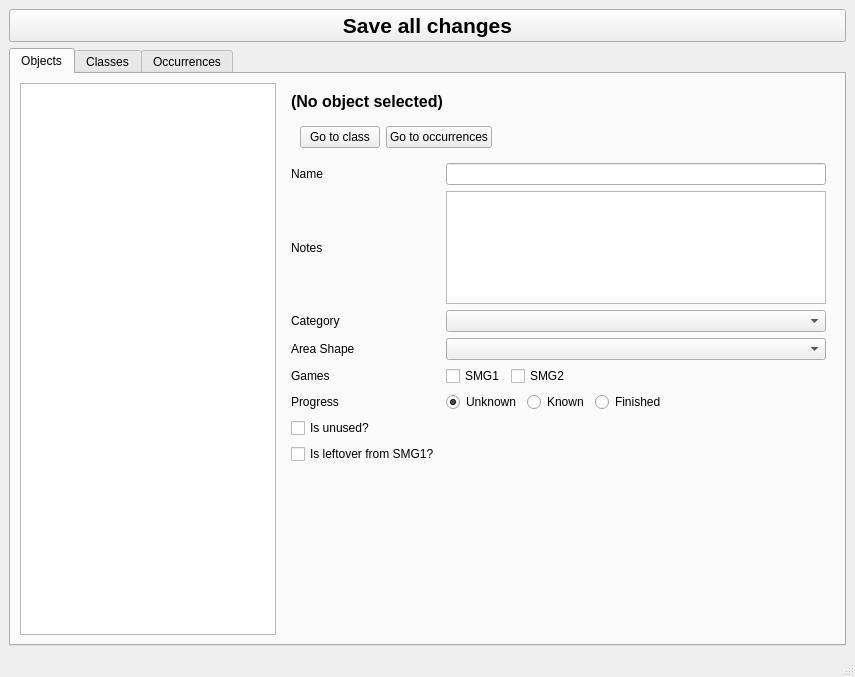
Above: assets/editor.ui from SunakazeKun/galaxydatabase before the change. Below: the same form after it.
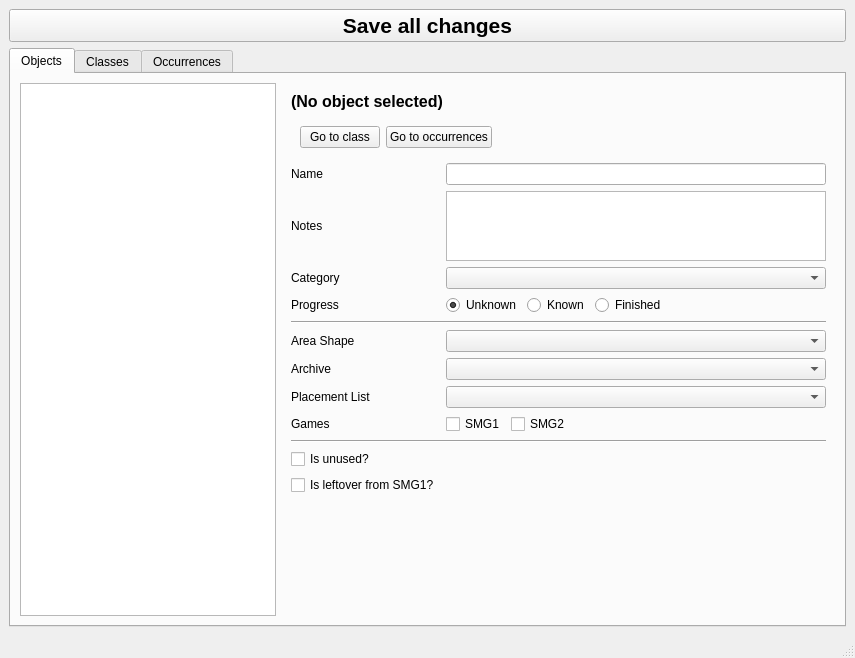
That is the form after the change.

Commit message: File and List fields moved to Object definitions

What changed in the file:
```diff
--- a/assets/editor.ui
+++ b/assets/editor.ui
@@ -58,6 +58,63 @@
            <locale language="English" country="UnitedStates"/>
           </property>
           <layout class="QGridLayout" name="gridLayout_8">
+           <item row="11" column="1">
+            <widget class="QWidget" name="widgetObjGames" native="true">
+             <property name="locale">
+              <locale language="English" country="UnitedStates"/>
+             </property>
+             <layout class="QGridLayout" name="gridLayout">
+              <property name="leftMargin">
+               <number>0</number>
+              </property>
+              <property name="topMargin">
+               <number>0</number>
+              </property>
+              <property name="rightMargin">
+               <number>0</number>
+              </property>
+              <property name="bottomMargin">
+               <number>0</number>
+              </property>
+              <item row="0" column="0">
+               <widget class="QCheckBox" name="checkObjSMG1">
+                <property name="locale">
+                 <locale language="English" country="UnitedStates"/>
+                </property>
+                <property name="text">
+                 <string>SMG1</string>
+                </property>
+               </widget>
+              </item>
+              <item row="0" column="1">
+               <widget class="QCheckBox" name="checkObjSMG2">
+                <property name="locale">
+                 <locale language="English" country="UnitedStates"/>
+                </property>
+                <property name="text">
+                 <string>SMG2</string>
+                </property>
+               </widget>
+              </item>
+              <item row="0" column="2">
+               <spacer name="horizontalSpacer">
+                <property name="locale">
+                 <locale language="English" country="UnitedStates"/>
+                </property>
+                <property name="orientation">
+                 <enum>Qt::Horizontal</enum>
+                </property>
+                <property name="sizeHint" stdset="0">
+                 <size>
+                  <width>395</width>
+                  <height>20</height>
+                 </size>
+                </property>
+               </spacer>
+              </item>
+             </layout>
+            </widget>
+           </item>
            <item row="1" column="0" colspan="2">
             <widget class="QWidget" name="widget" native="true">
              <property name="locale">
@@ -103,140 +160,34 @@
              </layout>
             </widget>
            </item>
-           <item row="6" column="1">
-            <widget class="QWidget" name="widgetObjGames" native="true">
-             <property name="locale">
-              <locale language="English" country="UnitedStates"/>
+           <item row="8" column="1">
+            <widget class="QComboBox" name="comboObjFile"/>
+           </item>
+           <item row="8" column="0">
+            <widget class="QLabel" name="lblObjFile">
+             <property name="text">
+              <string>Archive</string>
              </property>
-             <layout class="QGridLayout" name="gridLayout">
-              <property name="leftMargin">
-               <number>0</number>
-              </property>
-              <property name="topMargin">
-               <number>0</number>
-              </property>
-              <property name="rightMargin">
-               <number>0</number>
-              </property>
-              <property name="bottomMargin">
-               <number>0</number>
-              </property>
-              <item row="0" column="0">
-               <widget class="QCheckBox" name="checkObjSMG1">
-                <property name="locale">
-                 <locale language="English" country="UnitedStates"/>
-                </property>
-                <property name="text">
-                 <string>SMG1</string>
-                </property>
-               </widget>
-              </item>
-              <item row="0" column="1">
-               <widget class="QCheckBox" name="checkObjSMG2">
-                <property name="locale">
-                 <locale language="English" country="UnitedStates"/>
-                </property>
-                <property name="text">
-                 <string>SMG2</string>
-                </property>
-               </widget>
-              </item>
-              <item row="0" column="2">
-               <spacer name="horizontalSpacer">
-                <property name="locale">
-                 <locale language="English" country="UnitedStates"/>
-                </property>
-                <property name="orientation">
-                 <enum>Qt::Horizontal</enum>
-                </property>
-                <property name="sizeHint" stdset="0">
-                 <size>
-                  <width>395</width>
-                  <height>20</height>
-                 </size>
-                </property>
-               </spacer>
-              </item>
-             </layout>
             </widget>
            </item>
-           <item row="7" column="1">
-            <widget class="QWidget" name="widgetObjProgress" native="true">
+           <item row="9" column="0">
+            <widget class="QLabel" name="labelObjList">
+             <property name="text">
+              <string>Placement List</string>
+             </property>
+            </widget>
+           </item>
+           <item row="9" column="1">
+            <widget class="QComboBox" name="comboObjList"/>
+           </item>
+           <item row="3" column="0">
+            <widget class="QLabel" name="labelObjNotes">
              <property name="locale">
               <locale language="English" country="UnitedStates"/>
              </property>
-             <layout class="QGridLayout" name="gridLayout_2">
-              <property name="leftMargin">
-               <number>0</number>
-              </property>
-              <property name="topMargin">
-               <number>0</number>
-              </property>
-              <property name="rightMargin">
-               <number>0</number>
-              </property>
-              <property name="bottomMargin">
-               <number>0</number>
-              </property>
-              <item row="0" column="0">
-               <widget class="QRadioButton" name="radioUnknown">
-                <property name="locale">
-                 <locale language="English" country="UnitedStates"/>
-                </property>
-                <property name="text">
-                 <string>Unknown</string>
-                </property>
-                <property name="checked">
-                 <bool>true</bool>
-                </property>
-                <attribute name="buttonGroup">
-                 <string notr="true">progressButtonGroup</string>
-                </attribute>
-               </widget>
-              </item>
-              <item row="0" column="1">
-               <widget class="QRadioButton" name="radioKnown">
-                <property name="locale">
-                 <locale language="English" country="UnitedStates"/>
-                </property>
-                <property name="text">
-                 <string>Known</string>
-                </property>
-                <attribute name="buttonGroup">
-                 <string notr="true">progressButtonGroup</string>
-                </attribute>
-               </widget>
-              </item>
-              <item row="0" column="2">
-               <widget class="QRadioButton" name="radioFinished">
-                <property name="locale">
-                 <locale language="English" country="UnitedStates"/>
-                </property>
-                <property name="text">
-                 <string>Finished</string>
-                </property>
-                <attribute name="buttonGroup">
-                 <string notr="true">progressButtonGroup</string>
-                </attribute>
-               </widget>
-              </item>
-              <item row="0" column="3">
-               <spacer name="horizontalSpacer_2">
-                <property name="locale">
-                 <locale language="English" country="UnitedStates"/>
-                </property>
-                <property name="orientation">
-                 <enum>Qt::Horizontal</enum>
-                </property>
-                <property name="sizeHint" stdset="0">
-                 <size>
-                  <width>305</width>
-                  <height>20</height>
-                 </size>
-                </property>
-               </spacer>
-              </item>
-             </layout>
+             <property name="text">
+              <string>Notes</string>
+             </property>
             </widget>
            </item>
            <item row="0" column="0" colspan="2">
@@ -256,17 +207,7 @@
              </property>
             </widget>
            </item>
-           <item row="3" column="0">
-            <widget class="QLabel" name="labelObjNotes">
-             <property name="locale">
-              <locale language="English" country="UnitedStates"/>
-             </property>
-             <property name="text">
-              <string>Notes</string>
-             </property>
-            </widget>
-           </item>
-           <item row="6" column="0">
+           <item row="11" column="0">
             <widget class="QLabel" name="labelObjGames">
              <property name="locale">
               <locale language="English" country="UnitedStates"/>
@@ -286,13 +227,6 @@
              </property>
             </widget>
            </item>
-           <item row="3" column="1">
-            <widget class="QTextEdit" name="textObjNotes">
-             <property name="locale">
-              <locale language="English" country="UnitedStates"/>
-             </property>
-            </widget>
-           </item>
            <item row="4" column="1">
             <widget class="QComboBox" name="comboObjCategory">
              <property name="locale">
@@ -300,24 +234,7 @@
              </property>
             </widget>
            </item>
-           <item row="4" column="0">
-            <widget class="QLabel" name="labelObjCategory">
-             <property name="locale">
-              <locale language="English" country="UnitedStates"/>
-             </property>
-             <property name="text">
-              <string>Category</string>
-             </property>
-            </widget>
-           </item>
-           <item row="2" column="1">
-            <widget class="QLineEdit" name="textObjName">
-             <property name="locale">
-              <locale language="English" country="UnitedStates"/>
-             </property>
-            </widget>
-           </item>
-           <item row="9" column="0">
+           <item row="15" column="0">
             <widget class="QCheckBox" name="checkObjIsUnused">
              <property name="locale">
               <locale language="English" country="UnitedStates"/>
@@ -327,33 +244,21 @@
              </property>
             </widget>
            </item>
-           <item row="11" column="0">
-            <spacer name="verticalSpacer">
+           <item row="2" column="1">
+            <widget class="QLineEdit" name="textObjName">
              <property name="locale">
               <locale language="English" country="UnitedStates"/>
              </property>
-             <property name="orientation">
-              <enum>Qt::Vertical</enum>
-             </property>
-             <property name="sizeHint" stdset="0">
-              <size>
-               <width>20</width>
-               <height>240</height>
-              </size>
-             </property>
-            </spacer>
+            </widget>
            </item>
-           <item row="7" column="0">
-            <widget class="QLabel" name="labelObjProgress">
+           <item row="3" column="1">
+            <widget class="QTextEdit" name="textObjNotes">
              <property name="locale">
               <locale language="English" country="UnitedStates"/>
              </property>
-             <property name="text">
-              <string>Progress</string>
-             </property>
             </widget>
            </item>
-           <item row="10" column="0">
+           <item row="16" column="0">
             <widget class="QCheckBox" name="checkObjIsLeftover">
              <property name="locale">
               <locale language="English" country="UnitedStates"/>
@@ -363,7 +268,7 @@
              </property>
             </widget>
            </item>
-           <item row="5" column="0">
+           <item row="7" column="0">
             <widget class="QLabel" name="labelObjAreaShape">
              <property name="locale">
               <locale language="English" country="UnitedStates"/>
@@ -373,13 +278,142 @@
              </property>
             </widget>
            </item>
-           <item row="5" column="1">
+           <item row="7" column="1">
             <widget class="QComboBox" name="comboObjAreaShape">
              <property name="locale">
               <locale language="English" country="UnitedStates"/>
              </property>
             </widget>
            </item>
+           <item row="17" column="0">
+            <spacer name="verticalSpacer">
+             <property name="locale">
+              <locale language="English" country="UnitedStates"/>
+             </property>
+             <property name="orientation">
+              <enum>Qt::Vertical</enum>
+             </property>
+             <property name="sizeHint" stdset="0">
+              <size>
+               <width>20</width>
+               <height>240</height>
+              </size>
+             </property>
+            </spacer>
+           </item>
+           <item row="4" column="0">
+            <widget class="QLabel" name="labelObjCategory">
+             <property name="locale">
+              <locale language="English" country="UnitedStates"/>
+             </property>
+             <property name="text">
+              <string>Category</string>
+             </property>
+            </widget>
+           </item>
+           <item row="12" column="0" colspan="2">
+            <widget class="Line" name="line_2">
+             <property name="orientation">
+              <enum>Qt::Horizontal</enum>
+             </property>
+            </widget>
+           </item>
+           <item row="6" column="0" colspan="2">
+            <widget class="Line" name="line">
+             <property name="orientation">
+              <enum>Qt::Horizontal</enum>
+             </property>
+            </widget>
+           </item>
+           <item row="5" column="0">
+            <widget class="QLabel" name="labelObjProgress">
+             <property name="locale">
+              <locale language="English" country="UnitedStates"/>
+             </property>
+             <property name="text">
+              <string>Progress</string>
+             </property>
+            </widget>
+           </item>
+           <item row="5" column="1">
+            <widget class="QWidget" name="widgetObjProgress" native="true">
+             <property name="locale">
+              <locale language="English" country="UnitedStates"/>
+             </property>
+             <layout class="QGridLayout" name="gridLayout_2">
+              <property name="leftMargin">
+               <number>0</number>
+              </property>
+              <property name="topMargin">
+               <number>0</number>
+              </property>
+              <property name="rightMargin">
+               <number>0</number>
+              </property>
+              <property name="bottomMargin">
+               <number>0</number>
+              </property>
+              <item row="0" column="0">
+               <widget class="QRadioButton" name="radioUnknown">
+                <property name="locale">
+                 <locale language="English" country="UnitedStates"/>
+                </property>
+                <property name="text">
+                 <string>Unknown</string>
+                </property>
+                <property name="checked">
+                 <bool>true</bool>
+                </property>
+                <attribute name="buttonGroup">
+                 <string notr="true">progressButtonGroup</string>
+                </attribute>
+               </widget>
+              </item>
+              <item row="0" column="1">
+               <widget class="QRadioButton" name="radioKnown">
+                <property name="locale">
+                 <locale language="English" country="UnitedStates"/>
+                </property>
+                <property name="text">
+                 <string>Known</string>
+                </property>
+                <attribute name="buttonGroup">
+                 <string notr="true">progressButtonGroup</string>
+                </attribute>
+               </widget>
+              </item>
+              <item row="0" column="2">
+               <widget class="QRadioButton" name="radioFinished">
+                <property name="locale">
+                 <locale language="English" country="UnitedStates"/>
+                </property>
+                <property name="text">
+                 <string>Finished</string>
+                </property>
+                <attribute name="buttonGroup">
+                 <string notr="true">progressButtonGroup</string>
+                </attribute>
+               </widget>
+              </item>
+              <item row="0" column="3">
+               <spacer name="horizontalSpacer_2">
+                <property name="locale">
+                 <locale language="English" country="UnitedStates"/>
+                </property>
+                <property name="orientation">
+                 <enum>Qt::Horizontal</enum>
+                </property>
+                <property name="sizeHint" stdset="0">
+                 <size>
+                  <width>305</width>
+                  <height>20</height>
+                 </size>
+                </property>
+               </spacer>
+              </item>
+             </layout>
+            </widget>
+           </item>
           </layout>
          </widget>
         </item>
@@ -396,37 +430,6 @@
         <item row="0" column="1">
          <widget class="QWidget" name="widgetClass" native="true">
           <layout class="QGridLayout" name="gridLayout_16">
-           <item row="0" column="0" colspan="2">
-            <widget class="QLabel" name="labelClassTitle">
-             <property name="font">
-              <font>
-               <pointsize>12</pointsize>
-               <weight>75</weight>
-               <bold>true</bold>
-              </font>
-             </property>
-             <property name="text">
-              <string>(No class selected)</string>
-             </property>
-            </widget>
-           </item>
-           <item row="1" column="0">
-            <widget class="QLabel" name="labelClassNotes">
-             <property name="text">
-              <string>Notes</string>
-             </property>
-            </widget>
-           </item>
-           <item row="1" column="1">
-            <widget class="QTextEdit" name="textClassNotes"/>
-           </item>
-           <item row="2" column="0">
-            <widget class="QLabel" name="labelClassGames">
-             <property name="text">
-              <string>Games</string>
-             </property>
-            </widget>
-           </item>
            <item row="2" column="1">
             <widget class="QWidget" name="widgetClassGames" native="true">
              <layout class="QGridLayout" name="gridLayout_10">
@@ -472,13 +475,6 @@
              </layout>
             </widget>
            </item>
-           <item row="3" column="0">
-            <widget class="QLabel" name="labelClassProgress">
-             <property name="text">
-              <string>Progress</string>
-             </property>
-            </widget>
-           </item>
            <item row="3" column="1">
             <widget class="QWidget" name="widgetClassProgress" native="true">
              <layout class="QGridLayout" name="gridLayout_9">
@@ -540,27 +536,45 @@
              </layout>
             </widget>
            </item>
-           <item row="4" column="0">
-            <widget class="QLabel" name="labelClassList">
+           <item row="3" column="0">
+            <widget class="QLabel" name="labelClassProgress">
              <property name="text">
-              <string>List</string>
+              <string>Progress</string>
              </property>
             </widget>
            </item>
-           <item row="4" column="1">
-            <widget class="QComboBox" name="comboClassList"/>
+           <item row="1" column="0">
+            <widget class="QLabel" name="labelClassNotes">
+             <property name="text">
+              <string>Notes</string>
+             </property>
+            </widget>
+           </item>
+           <item row="0" column="0" colspan="2">
+            <widget class="QLabel" name="labelClassTitle">
+             <property name="font">
+              <font>
+               <pointsize>12</pointsize>
+               <weight>75</weight>
+               <bold>true</bold>
+              </font>
+             </property>
+             <property name="text">
+              <string>(No class selected)</string>
+             </property>
+            </widget>
+           </item>
+           <item row="1" column="1">
+            <widget class="QTextEdit" name="textClassNotes"/>
+           </item>
+           <item row="2" column="0">
+            <widget class="QLabel" name="labelClassGames">
+             <property name="text">
+              <string>Games</string>
+             </property>
+            </widget>
            </item>
            <item row="5" column="0">
-            <widget class="QLabel" name="labelClassFile">
-             <property name="text">
-              <string>File</string>
-             </property>
-            </widget>
-           </item>
-           <item row="5" column="1">
-            <widget class="QComboBox" name="comboClassFile"/>
-           </item>
-           <item row="7" column="0">
             <spacer name="verticalSpacer_2">
              <property name="orientation">
               <enum>Qt::Vertical</enum>
@@ -573,7 +587,7 @@
              </property>
             </spacer>
            </item>
-           <item row="6" column="0" colspan="2">
+           <item row="4" column="0" colspan="2">
             <widget class="QGroupBox" name="widgetProperties">
              <property name="title">
               <string>Properties</string>
```
The commit also changes 1980 other files.
